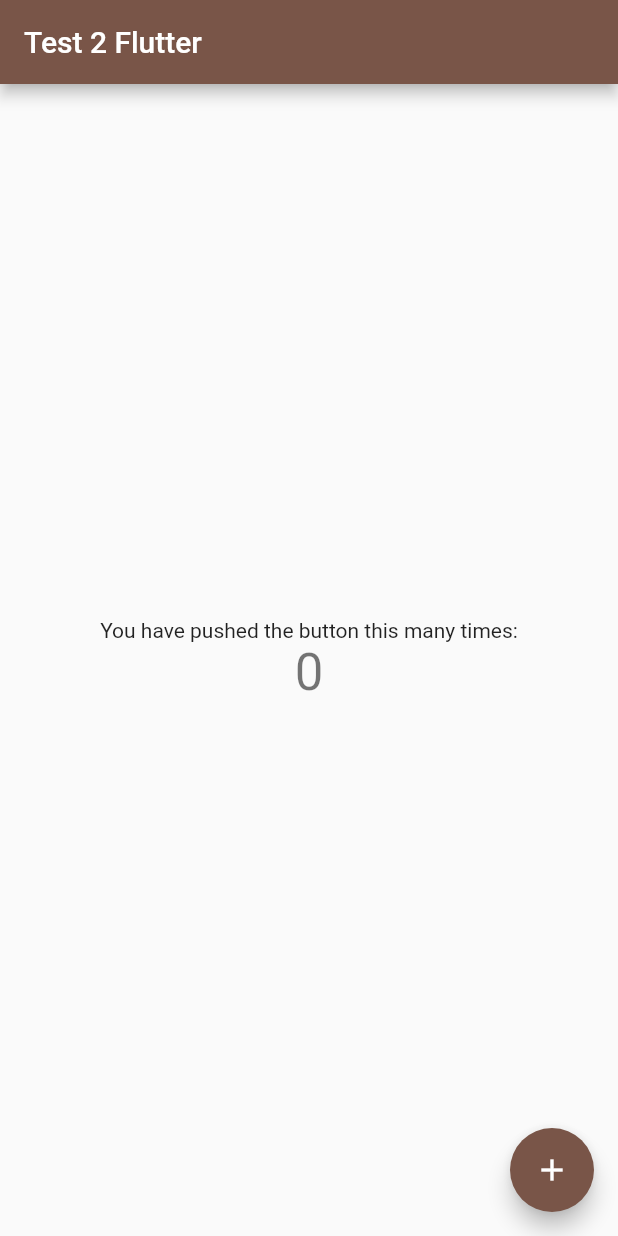
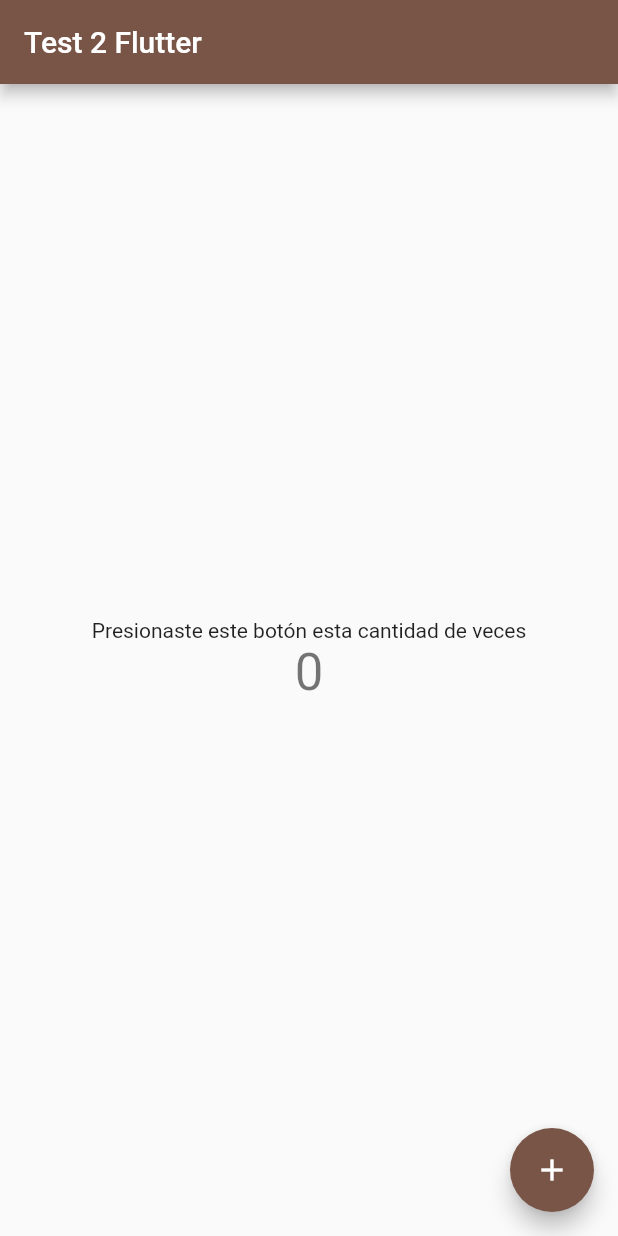
Before and after one commit to alexcaxtro/my_app, a Flutter app: the screen it shows after launch, on a phone screen of 412 x 824 dp. Run offline on Flutter 3.47's test engine with Material 2 defaults, Android fonts, the phone set to English and light mode, and no system bars.

Commit message:
Se agrego texto espanol

```diff
--- a/lib/main.dart
+++ b/lib/main.dart
@@ -79,7 +79,7 @@ class _MyHomePageState extends State<MyHomePage> {
           mainAxisAlignment: MainAxisAlignment.center,
           children: <Widget>[
             const Text(
-              'You have pushed the button this many times:',
+              'Presionaste este botón esta cantidad de veces',
             ),
             Text(
               '$_counter',
```
